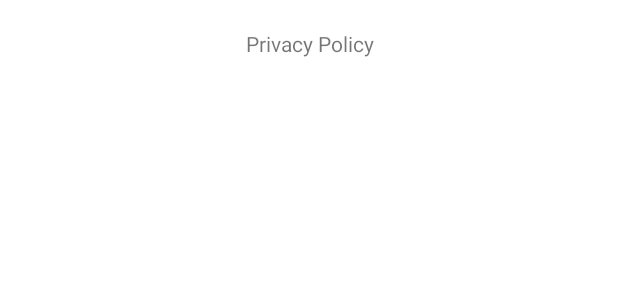
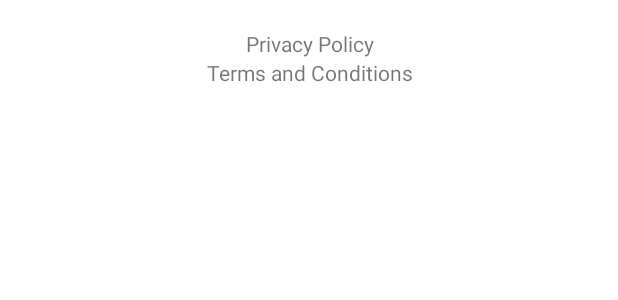
Before and after one commit to wincelee/AutoReceiveSMS, an Android app: the layout main_fragment.xml on its own in the app's theme, with its tools: preview values and no code run, on a phone screen of 412 x 824 dp. Shown: the top 300 px of the screen. Run offline under Robolectric (Android 15) with nearby library versions, the phone set to English and light mode, and no system bars.

Commit message:
crash resolved 12:46 pm

```diff
--- a/app/src/main/res/layout/main_fragment.xml
+++ b/app/src/main/res/layout/main_fragment.xml
@@ -23,4 +23,14 @@
         android:gravity="center_horizontal"
         android:layout_below="@+id/tv_received_sms"/>
 
+    <TextView
+        android:id="@+id/tv_terms_and_conditions"
+        android:layout_width="match_parent"
+        android:layout_height="wrap_content"
+        android:text="@string/terms_and_conditions"
+        android:layout_centerHorizontal="true"
+        android:textAlignment="center"
+        android:gravity="center_horizontal"
+        android:layout_below="@+id/tv_privacy_policy"/>
+
 </RelativeLayout>
--- a/app/src/main/res/values-night/strings.xml
+++ b/app/src/main/res/values-night/strings.xml
@@ -1,4 +1,5 @@
 <?xml version="1.0" encoding="utf-8"?>
 <resources>
     <string name="privacy_policy">Privacy Policy</string>
+    <string name="terms_and_conditions">Terms and Conditions</string>
 </resources>
--- a/app/src/main/res/values/strings.xml
+++ b/app/src/main/res/values/strings.xml
@@ -2,4 +2,5 @@
     <string name="app_name">AutoReceiveSMS</string>
     <string name="open_next">Open Next</string>
     <string name="privacy_policy">Privacy Policy</string>
+    <string name="terms_and_conditions">Terms and Conditions</string>
 </resources>
```
Also changed, not shown: app/src/main/java/manu/apps/autoreceivesms/fragments/MainFragment.java (+46 -3 lines).
